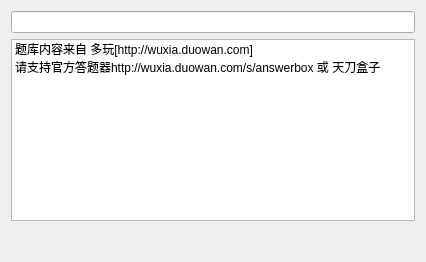
Above: WuXiaAnswerLite/DropDownListWidget.ui from kpvt001/WuXiaGameAssist_PreVersion0_1 before the change. Below: the same form after it.
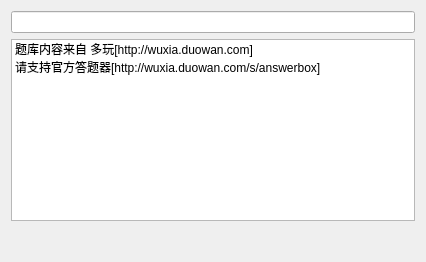
That is the form after the change.

Commit message: modify default text

The edit to the form file:
```diff
--- a/WuXiaAnswerLite/DropDownListWidget.ui
+++ b/WuXiaAnswerLite/DropDownListWidget.ui
@@ -30,7 +30,7 @@
          </item>
          <item>
           <property name="text">
-           <string>请支持官方答题器http://wuxia.duowan.com/s/answerbox 或 天刀盒子</string>
+           <string>请支持官方答题器[http://wuxia.duowan.com/s/answerbox]</string>
           </property>
          </item>
         </widget>
```
